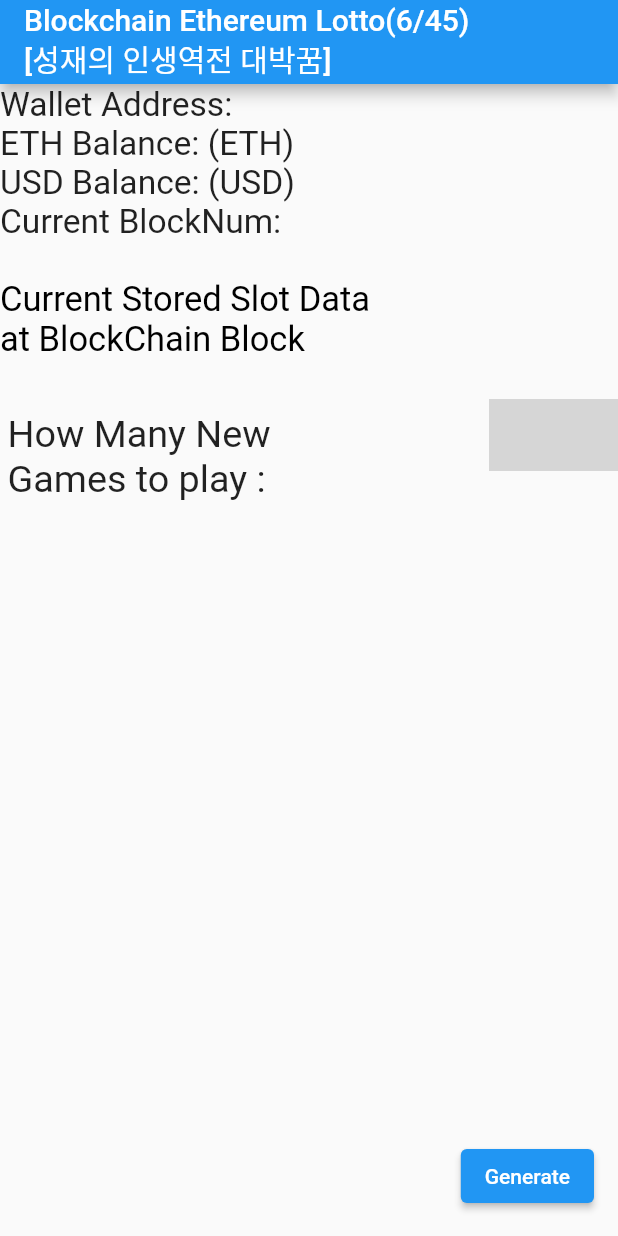
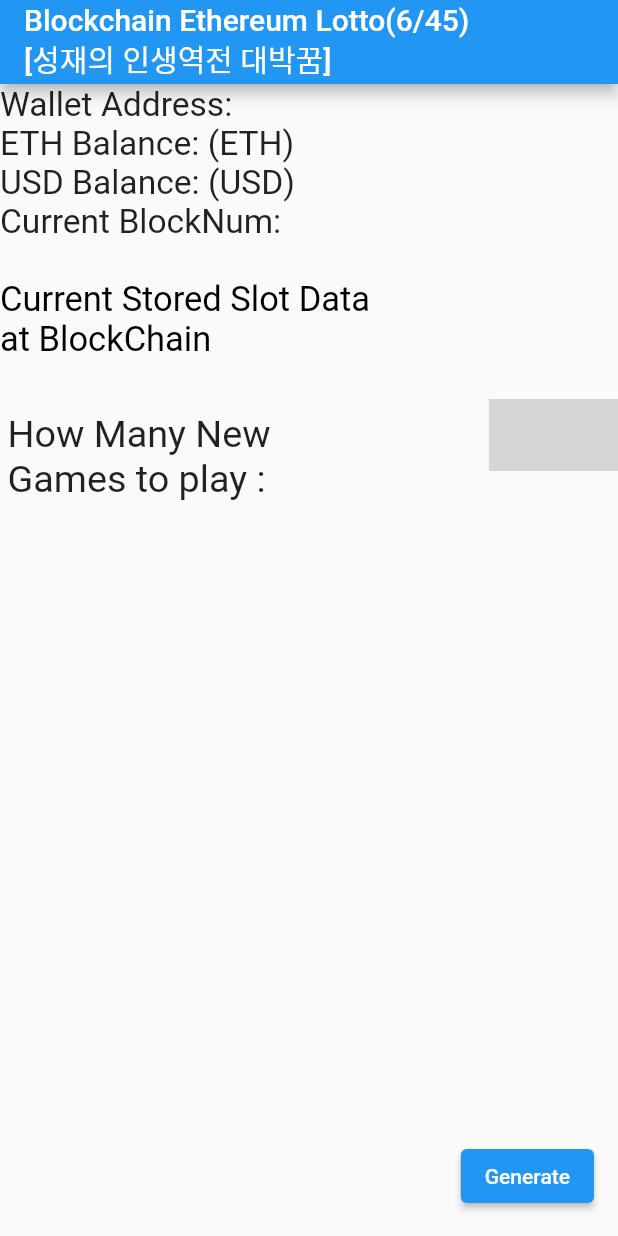
Before and after one commit to isunyoo/eth_toto_board_flutter, a Flutter app: the screen it shows after launch, on a phone screen of 412 x 824 dp. Run offline on Flutter 3.47's test engine with Material 2 defaults, Android fonts, the phone set to English and light mode, and no system bars; our stand-ins replace flutter_dotenv, pdf, printing; missing offline and left inert: flutter_number_picker, web3dart; statements that could not run were skipped; grey boxes are pictures that could not be loaded.

Commit message:
Updated for changes.

```diff
--- a/lib/main.dart
+++ b/lib/main.dart
@@ -104,7 +104,7 @@ class _MyHomePageState extends State<MyHomePage> {
                       children: [
                         const TextSpan(
                           style: TextStyle(color: Colors.black, fontSize: 23),
-                          text: "Current Stored Slot Data \nat BlockChain Block ",
+                          text: "Current Stored Slot Data \nat BlockChain ",
                         ),
                         TextSpan(
                             style: const TextStyle(color: Colors.blueAccent, fontSize: 20),
```
Also changed, not shown: lib/output.dart (+11 -4 lines), lib/transactioninfovault.dart (+9 -0 lines).
